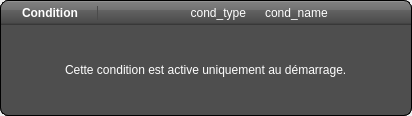
Above: data/FormConditionStart.ui from calaos/calaos_installer before the change. Below: the same form after it.
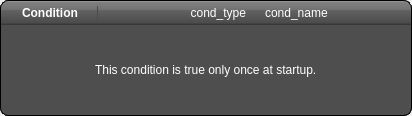
That is the form after the change. Icons and pictures are not drawn.

What changed in the file:
```diff
--- a/data/FormConditionStart.ui
+++ b/data/FormConditionStart.ui
@@ -205,7 +205,7 @@
          </sizepolicy>
         </property>
         <property name="text">
-         <string>Cette condition est active uniquement au démarrage.</string>
+         <string>This condition is true only once at startup.</string>
         </property>
        </widget>
       </item>
```
Left out of the diff: 22 changed lines with no effect on the pictures.
